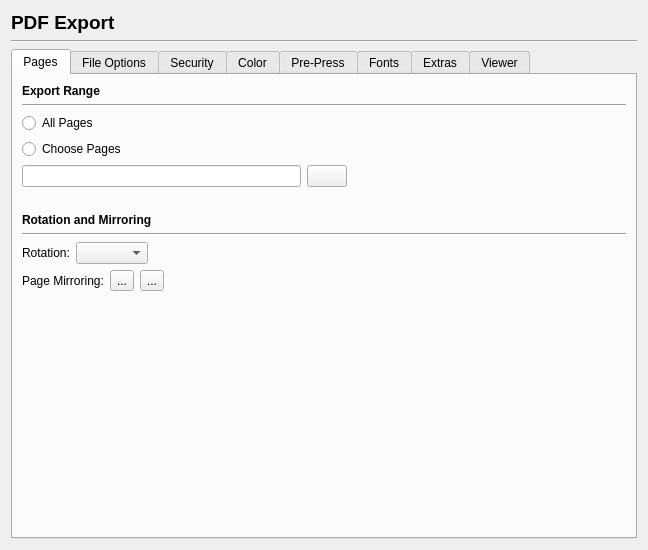
First picture: the form in scribus/ui/prefs_pdfexportbase.ui, repository scribusproject/scribus, before the edit.
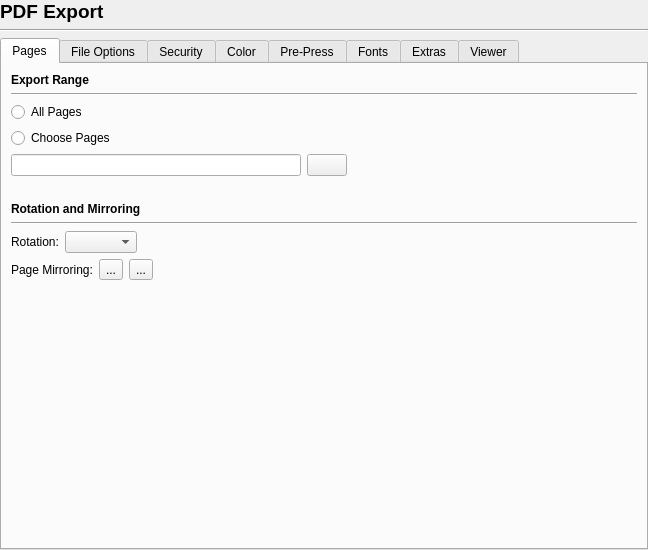
Second picture: the form after the edit. Custom widgets are drawn as their Qt base class.

```diff
--- a/scribus/ui/prefs_pdfexportbase.ui
+++ b/scribus/ui/prefs_pdfexportbase.ui
@@ -14,6 +14,18 @@
    <string notr="true">Form</string>
   </property>
   <layout class="QVBoxLayout" name="verticalLayout">
+   <property name="leftMargin">
+    <number>0</number>
+   </property>
+   <property name="topMargin">
+    <number>0</number>
+   </property>
+   <property name="rightMargin">
+    <number>0</number>
+   </property>
+   <property name="bottomMargin">
+    <number>0</number>
+   </property>
    <item>
     <widget class="QLabel" name="label">
      <property name="font">
```
